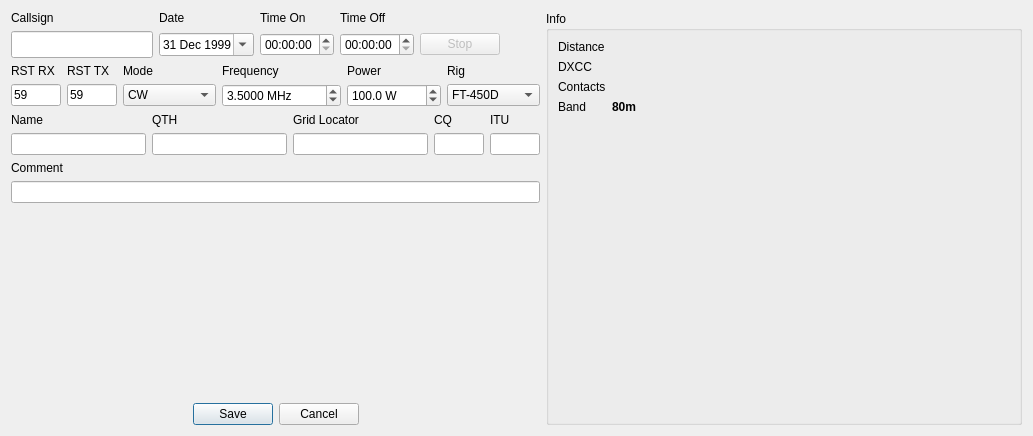
Old version of the form newcontactwidget.ui in the repository 7h0ma5/OpenShack.
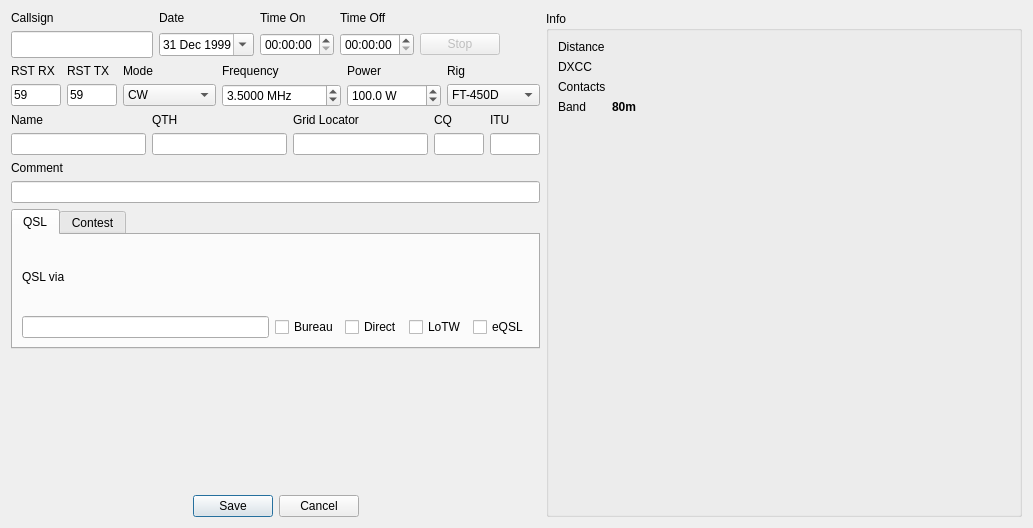
New version of the form. The open tabs and pages were chosen to show the change.

The edit to the form file:
```diff
--- a/newcontactwidget.ui
+++ b/newcontactwidget.ui
@@ -7,7 +7,7 @@
     <x>0</x>
     <y>0</y>
     <width>1033</width>
-    <height>436</height>
+    <height>528</height>
    </rect>
   </property>
   <property name="sizePolicy">
@@ -400,6 +400,106 @@
      <item>
       <widget class="QLineEdit" name="commentEdit"/>
      </item>
+     <item>
+      <widget class="QTabWidget" name="tabWidget">
+       <property name="currentIndex">
+        <number>1</number>
+       </property>
+       <widget class="QWidget" name="tab">
+        <attribute name="title">
+         <string>QSL</string>
+        </attribute>
+        <layout class="QGridLayout" name="gridLayout_4">
+         <item row="1" column="0">
+          <widget class="QLineEdit" name="lineEdit"/>
+         </item>
+         <item row="0" column="0">
+          <widget class="QLabel" name="label">
+           <property name="text">
+            <string>QSL via</string>
+           </property>
+          </widget>
+         </item>
+         <item row="1" column="1">
+          <widget class="QCheckBox" name="checkBox">
+           <property name="text">
+            <string>Bureau</string>
+           </property>
+          </widget>
+         </item>
+         <item row="1" column="2">
+          <widget class="QCheckBox" name="checkBox_2">
+           <property name="text">
+            <string>Direct</string>
+           </property>
+          </widget>
+         </item>
+         <item row="1" column="3">
+          <widget class="QCheckBox" name="checkBox_3">
+           <property name="text">
+            <string>LoTW</string>
+           </property>
+          </widget>
+         </item>
+         <item row="1" column="4">
+          <widget class="QCheckBox" name="checkBox_4">
+           <property name="text">
+            <string>eQSL</string>
+           </property>
+          </widget>
+         </item>
+        </layout>
+       </widget>
+       <widget class="QWidget" name="tab_2">
+        <attribute name="title">
+         <string>Contest</string>
+        </attribute>
+        <layout class="QGridLayout" name="gridLayout_5">
+         <item row="3" column="2">
+          <widget class="QLineEdit" name="lineEdit_3"/>
+         </item>
+         <item row="0" column="1">
+          <widget class="QLabel" name="label_2">
+           <property name="text">
+            <string>Tx Serial</string>
+           </property>
+          </widget>
+         </item>
+         <item row="0" column="2">
+          <widget class="QLabel" name="label_3">
+           <property name="text">
+            <string>Rx Serial</string>
+           </property>
+          </widget>
+         </item>
+         <item row="3" column="1">
+          <widget class="QLineEdit" name="lineEdit_2"/>
+         </item>
+         <item row="0" column="0">
+          <widget class="QLabel" name="label_4">
+           <property name="text">
+            <string>Contest</string>
+           </property>
+          </widget>
+         </item>
+         <item row="3" column="0">
+          <widget class="QComboBox" name="comboBox">
+           <item>
+            <property name="text">
+             <string/>
+            </property>
+           </item>
+           <item>
+            <property name="text">
+             <string>LZ DX</string>
+            </property>
+           </item>
+          </widget>
+         </item>
+        </layout>
+       </widget>
+      </widget>
+     </item>
      <item>
       <spacer name="verticalSpacer">
        <property name="orientation">
```
Left out of the diff: 2 changed lines with no effect on the pictures.
